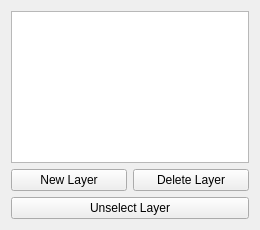
First picture: the form in layerpanel.ui, repository Nice9Tian/AnimeAn, before the edit.
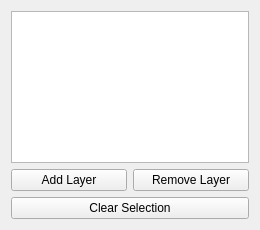
Second picture: the form after the edit.

Diff of the .ui file:
```diff
--- a/layerpanel.ui
+++ b/layerpanel.ui
@@ -29,14 +29,14 @@
      <item>
       <widget class="QPushButton" name="AddLayerButton">
        <property name="text">
-        <string>New Layer</string>
+        <string>Add Layer</string>
        </property>
       </widget>
      </item>
      <item>
       <widget class="QPushButton" name="DeleteLayerButton">
        <property name="text">
-        <string>Delete Layer</string>
+        <string>Remove Layer</string>
        </property>
       </widget>
      </item>
@@ -45,7 +45,7 @@
    <item>
     <widget class="QPushButton" name="UnselectLayerButton">
      <property name="text">
-      <string>Unselect Layer</string>
+      <string>Clear Selection</string>
      </property>
     </widget>
    </item>
```
